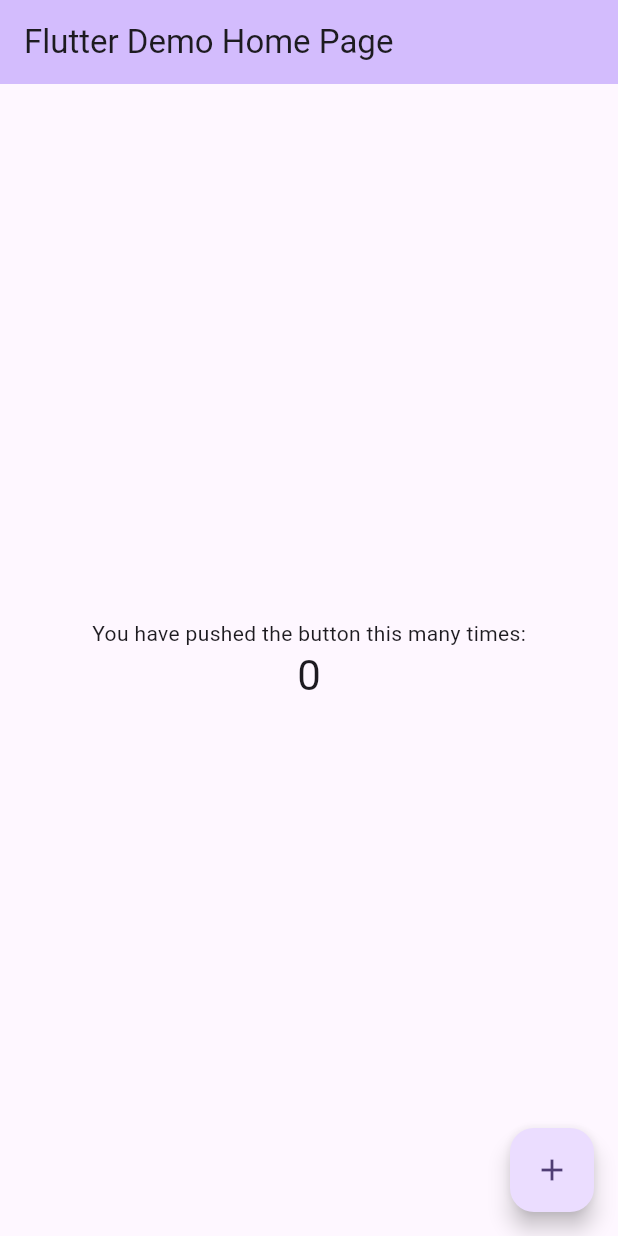
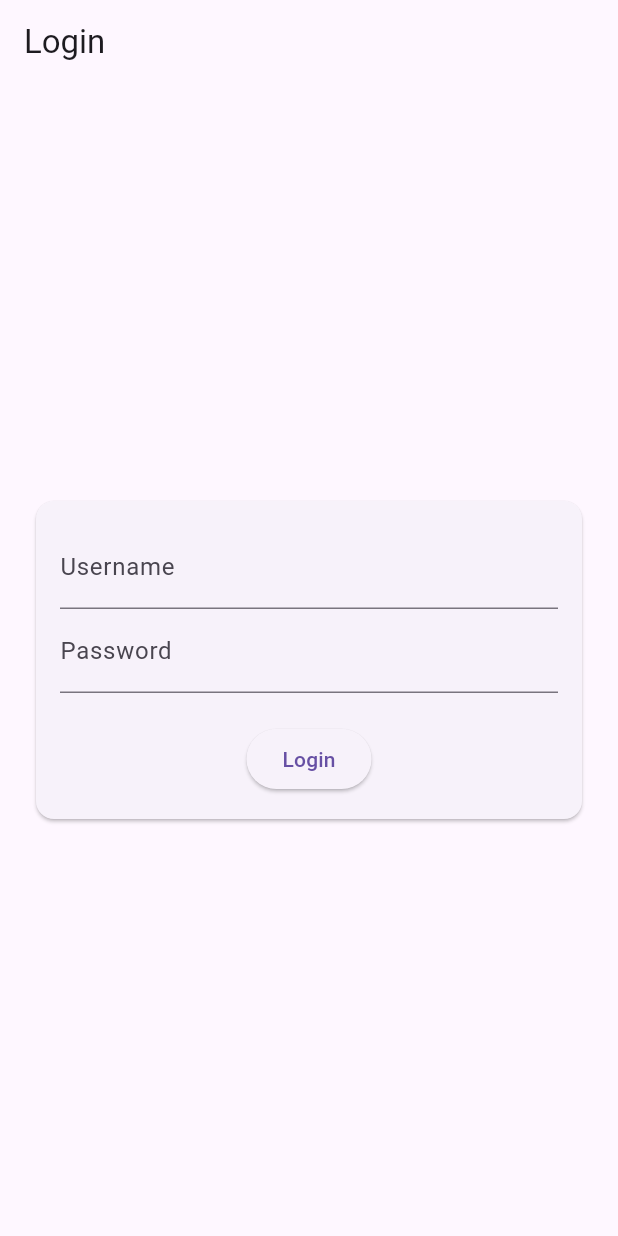
Before and after one commit to ericduong107/template, a Flutter app: the screen it shows after launch, on a phone screen of 412 x 824 dp. Run offline on Flutter 3.47's test engine with Material 3 defaults, Android fonts, the phone set to English and light mode, and no system bars; our stand-ins replace dio.

Commit message:
(flutter_mobile) Update template

```diff
--- /dev/null
+++ b/flutter/mobile/my_flutter_template_mobile/lib/core/constants.dart
@@ -0,0 +1 @@
+const String appName = "Flutter Template Demo";
--- /dev/null
+++ b/flutter/mobile/my_flutter_template_mobile/lib/core/theme.dart
@@ -0,0 +1,7 @@
+import 'package:flutter/material.dart';
+
+final ThemeData appTheme = ThemeData(
+  primarySwatch: Colors.blue,
+  fontFamily: 'Roboto',
+  visualDensity: VisualDensity.adaptivePlatformDensity,
+);
--- a/flutter/mobile/my_flutter_template_mobile/lib/main.dart
+++ b/flutter/mobile/my_flutter_template_mobile/lib/main.dart
@@ -1,122 +1,30 @@
 import 'package:flutter/material.dart';
+import 'package:my_flutter_template_mobile/core/constants.dart';
+import 'package:my_flutter_template_mobile/core/theme.dart';
+import 'package:my_flutter_template_mobile/ui/screens/home_screen.dart';
+import 'package:my_flutter_template_mobile/ui/screens/login_screen.dart';
 
 void main() {
-  runApp(const MyApp());
+  runApp(MyApp());
 }
 
 class MyApp extends StatelessWidget {
   const MyApp({super.key});
 
-  // This widget is the root of your application.
   @override
   Widget build(BuildContext context) {
     return MaterialApp(
-      title: 'Flutter Demo',
-      theme: ThemeData(
-        // This is the theme of your application.
-        //
-        // TRY THIS: Try running your application with "flutter run". You'll see
-        // the application has a purple toolbar. Then, without quitting the app,
-        // try changing the seedColor in the colorScheme below to Colors.green
-        // and then invoke "hot reload" (save your changes or press the "hot
-        // reload" button in a Flutter-supported IDE, or press "r" if you used
-        // the command line to start the app).
-        //
-        // Notice that the counter didn't reset back to zero; the application
-        // state is not lost during the reload. To reset the state, use hot
-        // restart instead.
-        //
-        // This works for code too, not just values: Most code changes can be
-        // tested with just a hot reload.
-        colorScheme: ColorScheme.fromSeed(seedColor: Colors.deepPurple),
-      ),
-      home: const MyHomePage(title: 'Flutter Demo Home Page'),
+      title: appName,
+      theme: appTheme,
+      initialRoute: '/login',
+      routes: {
+        '/login': (context) => LoginScreen(),
+        '/home': (context) {
+          final username =
+              ModalRoute.of(context)!.settings.arguments as String? ?? '';
+          return HomeScreen(username: username);
+        },
+      },
     );
   }
 }
-
-class MyHomePage extends StatefulWidget {
-  const MyHomePage({super.key, required this.title});
-
-  // This widget is the home page of your application. It is stateful, meaning
-  // that it has a State object (defined below) that contains fields that affect
-  // how it looks.
-
-  // This class is the configuration for the state. It holds the values (in this
-  // case the title) provided by the parent (in this case the App widget) and
-  // used by the build method of the State. Fields in a Widget subclass are
-  // always marked "final".
-
-  final String title;
-
-  @override
-  State<MyHomePage> createState() => _MyHomePageState();
-}
-
-class _MyHomePageState extends State<MyHomePage> {
-  int _counter = 0;
-
-  void _incrementCounter() {
-    setState(() {
-      // This call to setState tells the Flutter framework that something has
-      // changed in this State, which causes it to rerun the build method below
-      // so that the display can reflect the updated values. If we changed
-      // _counter without calling setState(), then the build method would not be
-      // called again, and so nothing would appear to happen.
-      _counter++;
-    });
-  }
-
-  @override
-  Widget build(BuildContext context) {
-    // This method is rerun every time setState is called, for instance as done
-    // by the _incrementCounter method above.
-    //
-    // The Flutter framework has been optimized to make rerunning build methods
-    // fast, so that you can just rebuild anything that needs updating rather
-    // than having to individually change instances of widgets.
-    return Scaffold(
-      appBar: AppBar(
-        // TRY THIS: Try changing the color here to a specific color (to
-        // Colors.amber, perhaps?) and trigger a hot reload to see the AppBar
-        // change color while the other colors stay the same.
-        backgroundColor: Theme.of(context).colorScheme.inversePrimary,
-        // Here we take the value from the MyHomePage object that was created by
-        // the App.build method, and use it to set our appbar title.
-        title: Text(widget.title),
-      ),
-      body: Center(
-        // Center is a layout widget. It takes a single child and positions it
-        // in the middle of the parent.
-        child: Column(
-          // Column is also a layout widget. It takes a list of children and
-          // arranges them vertically. By default, it sizes itself to fit its
-          // children horizontally, and tries to be as tall as its parent.
-          //
-          // Column has various properties to control how it sizes itself and
-          // how it positions its children. Here we use mainAxisAlignment to
-          // center the children vertically; the main axis here is the vertical
-          // axis because Columns are vertical (the cross axis would be
-          // horizontal).
-          //
-          // TRY THIS: Invoke "debug painting" (choose the "Toggle Debug Paint"
-          // action in the IDE, or press "p" in the console), to see the
-          // wireframe for each widget.
-          mainAxisAlignment: MainAxisAlignment.center,
-          children: <Widget>[
-            const Text('You have pushed the button this many times:'),
-            Text(
-              '$_counter',
-              style: Theme.of(context).textTheme.headlineMedium,
-            ),
-          ],
-        ),
-      ),
-      floatingActionButton: FloatingActionButton(
-        onPressed: _incrementCounter,
-        tooltip: 'Increment',
-        child: const Icon(Icons.add),
-      ), // This trailing comma makes auto-formatting nicer for build methods.
-    );
-  }
-}
--- /dev/null
+++ b/flutter/mobile/my_flutter_template_mobile/lib/models/user_model.dart
@@ -0,0 +1,6 @@
+class UserModel {
+  final String username;
+  final String email;
+
+  UserModel({required this.username, required this.email});
+}
--- /dev/null
+++ b/flutter/mobile/my_flutter_template_mobile/lib/services/api_service.dart
@@ -0,0 +1,11 @@
+import 'package:dio/dio.dart';
+
+class ApiService {
+  final Dio _dio = Dio();
+
+  Future<Map<String, dynamic>> login(String username, String password) async {
+    // Dummy API call
+    await Future.delayed(Duration(seconds: 1));
+    return {'username': username, 'email': '$username@email.com'};
+  }
+}
--- /dev/null
+++ b/flutter/mobile/my_flutter_template_mobile/lib/ui/screens/home_screen.dart
@@ -0,0 +1,29 @@
+import 'package:flutter/material.dart';
+import 'package:my_flutter_template_mobile/ui/widgets/custom_button_widget.dart';
+
+class HomeScreen extends StatelessWidget {
+  final String username;
+  const HomeScreen({super.key, required this.username});
+
+  @override
+  Widget build(BuildContext context) {
+    return Scaffold(
+      appBar: AppBar(title: Text('Home')),
+      body: Center(
+        child: Column(
+          mainAxisSize: MainAxisSize.min,
+          children: [
+            Text("Welcome, $username!"),
+            SizedBox(height: 20),
+            CustomButtonWidget(
+              text: 'Logout',
+              onPressed: () {
+                Navigator.pushReplacementNamed(context, '/login');
+              },
+            ),
+          ],
+        ),
+      ),
+    );
+  }
+}
--- /dev/null
+++ b/flutter/mobile/my_flutter_template_mobile/lib/ui/screens/login_screen.dart
@@ -0,0 +1,64 @@
+import 'package:flutter/material.dart';
+import 'package:my_flutter_template_mobile/services/api_service.dart';
+import 'package:my_flutter_template_mobile/ui/widgets/custom_button_widget.dart';
+
+class LoginScreen extends StatefulWidget {
+  const LoginScreen({super.key});
+
+  @override
+  State<LoginScreen> createState() => _LoginScreenState();
+}
+
+class _LoginScreenState extends State<LoginScreen> {
+  final _usernameController = TextEditingController();
+  final _passwordController = TextEditingController();
+  bool _loading = false;
+
+  void _login() async {
+    setState(() => _loading = true);
+    final api = ApiService();
+    final data = await api.login(
+      _usernameController.text,
+      _passwordController.text,
+    );
+    setState(() => _loading = false);
+    Navigator.pushReplacementNamed(
+      context,
+      '/home',
+      arguments: data['username'],
+    );
+  }
+
+  @override
+  Widget build(BuildContext context) {
+    return Scaffold(
+      appBar: AppBar(title: Text('Login')),
+      body: Center(
+        child: Card(
+          margin: EdgeInsets.all(24),
+          child: Padding(
+            padding: EdgeInsets.all(16),
+            child: Column(
+              mainAxisSize: MainAxisSize.min,
+              children: [
+                TextField(
+                  controller: _usernameController,
+                  decoration: InputDecoration(labelText: 'Username'),
+                ),
+                TextField(
+                  controller: _passwordController,
+                  decoration: InputDecoration(labelText: 'Password'),
+                  obscureText: true,
+                ),
+                SizedBox(height: 20),
+                _loading
+                    ? CircularProgressIndicator()
+                    : CustomButtonWidget(text: 'Login', onPressed: _login),
+              ],
+            ),
+          ),
+        ),
+      ),
+    );
+  }
+}
--- /dev/null
+++ b/flutter/mobile/my_flutter_template_mobile/lib/ui/widgets/custom_button_widget.dart
@@ -0,0 +1,17 @@
+import 'package:flutter/material.dart';
+
+class CustomButtonWidget extends StatelessWidget {
+  final String text;
+  final VoidCallback onPressed;
+
+  const CustomButtonWidget({
+    super.key,
+    required this.text,
+    required this.onPressed,
+  });
+
+  @override
+  Widget build(BuildContext context) {
+    return ElevatedButton(onPressed: onPressed, child: Text(text));
+  }
+}
--- /dev/null
+++ b/flutter/mobile/my_flutter_template_mobile/lib/ui/widgets/layouts/responsive_layout.dart
@@ -0,0 +1,14 @@
+import 'package:flutter/material.dart';
+
+class ResponsiveLayout extends StatelessWidget {
+  final Widget mobile;
+  final Widget web;
+
+  const ResponsiveLayout({super.key, required this.mobile, required this.web});
+
+  @override
+  Widget build(BuildContext context) {
+    final isMobile = MediaQuery.of(context).size.width < 600;
+    return isMobile ? mobile : web;
+  }
+}
```
Also changed, not shown: flutter/mobile/my_flutter_template_mobile/lib/core/utils.dart (added), flutter/mobile/my_flutter_template_mobile/lib/services/auth_service.dart (added), flutter/mobile/my_flutter_template_mobile/lib/ui/widgets/header_widget.dart (added).
